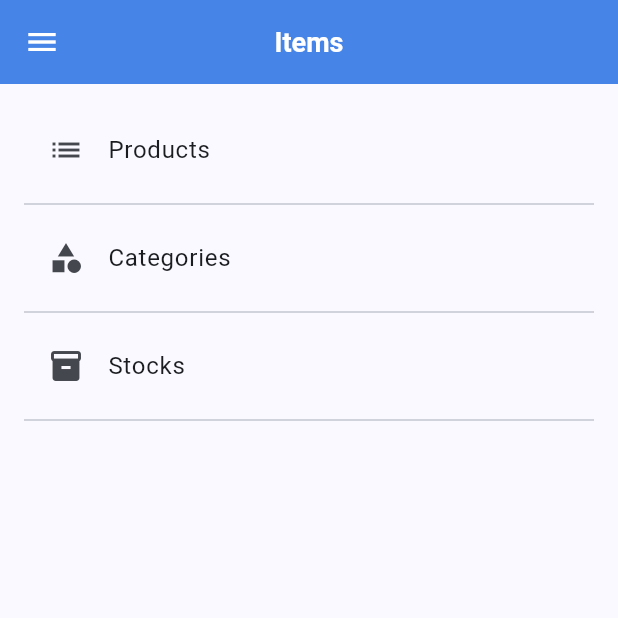
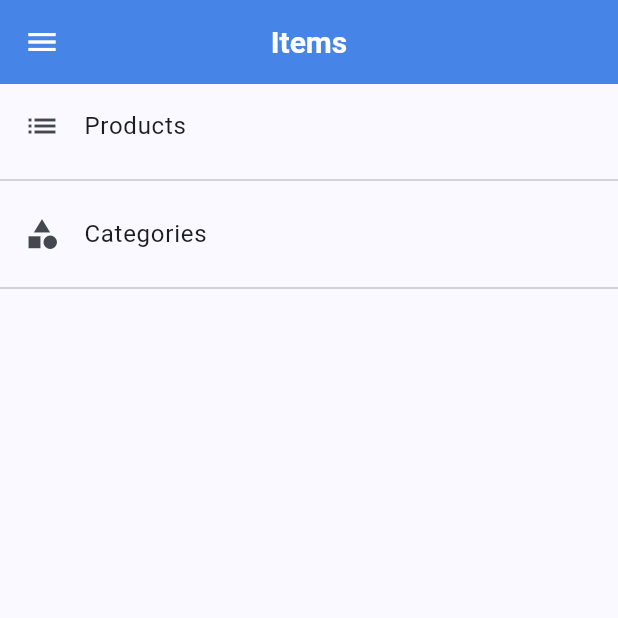
Before and after one commit to rizkydarm/EkyRestoCashier-Flutter, a Flutter app: the screen it shows after launch, after a tap on the "menu" icon, after a tap on "Product & Stock", on a phone screen of 412 x 824 dp, the top half of it. Run offline on Flutter 3.47's test engine with Material 3 defaults, Android fonts, the phone set to English and light mode, and no system bars; our stand-ins replace bloc, dartz, flutter_bloc, freezed_annotation, image_picker, open_filex and 7 more; missing offline and left inert: esc_pos_utils_plus, mobile_scanner, print_bluetooth_thermal, qr; accounts and stored records are empty.

Commit message:
add responsive tablet

```diff
--- a/lib/data/models/responses/product_response_model.dart
+++ b/lib/data/models/responses/product_response_model.dart
@@ -119,7 +119,7 @@ class Product {
       };
 
   Map<String, dynamic> toLocalMap() => {
-        "product_id": id,
+        "id": id,
         "name": name,
         "category_id": categoryId,
         "business_id": businessId,
--- a/lib/presentation/home/pages/checkout_page.dart
+++ b/lib/presentation/home/pages/checkout_page.dart
@@ -6,11 +6,14 @@ import 'package:eky_pos/core/extensions/int_ext.dart';
 import 'package:eky_pos/core/extensions/string_ext.dart';
 import 'package:eky_pos/presentation/home/bloc/checkout/checkout_bloc.dart';
 import 'package:eky_pos/presentation/home/pages/payment_page.dart';
+import 'package:responsive_builder/responsive_builder.dart';
 
 
 class CheckoutPage extends StatelessWidget {
 
-  const CheckoutPage({super.key});
+  const CheckoutPage({super.key, required this.sizingInformation});
+
+  final SizingInformation sizingInformation;
 
   @override
   Widget build(BuildContext context) {
@@ -18,6 +21,7 @@ class CheckoutPage extends StatelessWidget {
       appBar: AppBar(
         title: const Text('Checkout'),
         centerTitle: true,
+        automaticallyImplyLeading: sizingInformation.deviceScreenType == DeviceScreenType.mobile,
       ),
       bottomNavigationBar: BottomAppBar(
         child: ElevatedButton.icon(
--- a/lib/presentation/home/pages/home_page.dart
+++ b/lib/presentation/home/pages/home_page.dart
@@ -10,6 +10,7 @@ import 'package:eky_pos/core/extensions/string_ext.dart';
 import 'package:eky_pos/presentation/home/pages/checkout_page.dart';
 import 'package:eky_pos/presentation/home/widgets/drawer_widget.dart';
 import 'package:eky_pos/presentation/items/bloc/product/product_bloc.dart';
+import 'package:responsive_builder/responsive_builder.dart';
 
 
 class HomePage extends StatelessWidget {
@@ -17,10 +18,50 @@ class HomePage extends StatelessWidget {
 
   @override
   Widget build(BuildContext context) {
-    final scaffoldKey = GlobalKey<ScaffoldState>();
+
     context.read<ProductBloc>().add(ProductEvent.getProducts());
     context.read<CategoryBloc>().add(CategoryEvent.getCategories());
+
+    return ResponsiveBuilder(
+      builder: (context, sizingInformation) {
+        switch (sizingInformation.deviceScreenType) {
+          case DeviceScreenType.desktop:
+          case DeviceScreenType.tablet:
+            return Row(
+              children: [
+                Expanded(
+                  flex: 3,
+                  child: HomePageMobile(sizingInformation: sizingInformation)
+                ),
+                Expanded(
+                  flex: 2,
+                  child: CheckoutPage(sizingInformation: sizingInformation)
+                ),
+              ],
+            );
+          case DeviceScreenType.mobile:
+            return HomePageMobile(sizingInformation: sizingInformation);
+          default:
+            return const SizedBox();
+        }
+      },
+    );
+  }
+}
+
+class HomePageMobile extends StatelessWidget {
+
+  const HomePageMobile({
+    super.key,
+    required this.sizingInformation,
+  });
+
+  final SizingInformation sizingInformation;
+
+  @override
+  Widget build(BuildContext context) {
     final searchedTextNotifier = ValueNotifier<String?>(null);
+    final scaffoldKey = GlobalKey<ScaffoldState>();
     return Scaffold(
       key: scaffoldKey,
       drawer: DrawerWidget(),
@@ -32,7 +73,7 @@ class HomePage extends StatelessWidget {
           onPressed: () => scaffoldKey.currentState?.openDrawer(),
         ),
       ),
-      bottomNavigationBar: BottomAppBar(
+      bottomNavigationBar: sizingInformation.deviceScreenType == DeviceScreenType.mobile ? BottomAppBar(
         child: BlocBuilder<CheckoutBloc, CheckoutState>(
           builder: (context, state) {
             return state.maybeWhen(
@@ -46,7 +87,7 @@ class HomePage extends StatelessWidget {
                 onPressed: cart.isEmpty ? null : () {
                   Navigator.push(
                     context, MaterialPageRoute(
-                      builder: (context) => CheckoutPage()
+                      builder: (context) => CheckoutPage(sizingInformation: sizingInformation)
                     )
                   );
                 },
@@ -56,7 +97,7 @@ class HomePage extends StatelessWidget {
             );
           },
         ),
-      ),
+      ) : const SizedBox.shrink(),
       body: Column(
         crossAxisAlignment: CrossAxisAlignment.stretch,
         children: [
--- a/lib/presentation/home/widgets/drawer_widget.dart
+++ b/lib/presentation/home/widgets/drawer_widget.dart
@@ -18,7 +18,8 @@ class DrawerWidget extends StatelessWidget {
   @override
   Widget build(BuildContext context) {
     return Drawer(
-      child: Column(
+      child: ListView(
+        padding: EdgeInsets.zero,
         children: [
           UserAccountsDrawerHeader(
             decoration: BoxDecoration(
--- a/lib/presentation/items/pages/item_page.dart
+++ b/lib/presentation/items/pages/item_page.dart
@@ -18,20 +18,10 @@ class ItemPage extends StatelessWidget {
       appBar: AppBar(
         title: const Text(
           'Items',
-          style: TextStyle(
-            color: AppColors.white,
-            fontSize: 18,
-            fontWeight: FontWeight.w700,
-          ),
         ),
         centerTitle: true,
-        leading: IconButton(
-          onPressed: () => scaffoldKey.currentState?.openDrawer(),
-          icon: Icon(Icons.menu, color: AppColors.white)
-        ),
       ),
       body: ListView(
-        padding: EdgeInsets.all(16),
         children: [
           ListTile(
             leading: Icon(Icons.list),
@@ -49,14 +39,14 @@ class ItemPage extends StatelessWidget {
             })),
           ),
           Divider(),
-          ListTile(
-            leading: Icon(Icons.inventory),
-            title: Text("Stocks"),
-            onTap: () => Navigator.push(context, MaterialPageRoute(builder: (context) {
-              return StockPage();
-            })),
-          ),
-          Divider(),
+          // ListTile(
+          //   leading: Icon(Icons.inventory),
+          //   title: Text("Stocks"),
+          //   onTap: () => Navigator.push(context, MaterialPageRoute(builder: (context) {
+          //     return StockPage();
+          //   })),
+          // ),
+          // Divider(),
         ],
       ),
     );
--- a/lib/presentation/items/pages/product/add_product_page.dart
+++ b/lib/presentation/items/pages/product/add_product_page.dart
@@ -79,12 +79,6 @@ class AddProductPage extends StatelessWidget {
           ),
         ),
         centerTitle: true,
-        leading: IconButton(
-          onPressed: () {
-            Navigator.pop(context);
-          },
-          icon: Icon(Icons.arrow_back_ios, color: AppColors.white)
-        ),
       ),
       body: Form(
         key: formKey,
--- a/pubspec.yaml
+++ b/pubspec.yaml
@@ -32,6 +32,7 @@ dependencies:
   talker_bloc_logger: ^4.9.2
   qr: ^3.0.2
   qr_flutter: ^4.1.0
+  responsive_builder: ^0.7.1
 
 dev_dependencies:
   flutter_test:
```
Also changed, not shown: lib/presentation/items/pages/add_category_page.dart (+1 -11 lines), lib/presentation/items/pages/category_page.dart (+5 -5 lines), pubspec.lock.
